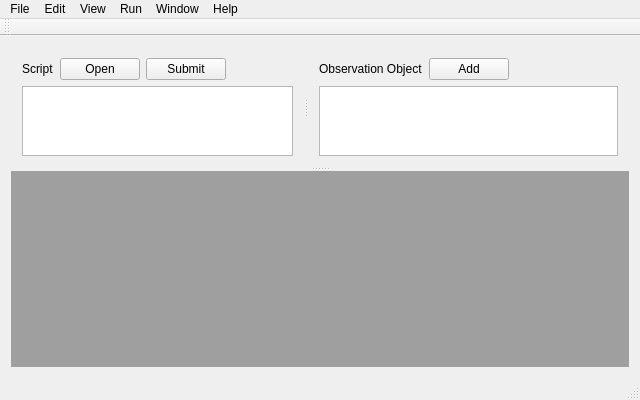
tweedia/Tweedia, file src/Tweedia/mainwindow.ui: the form before one commit.
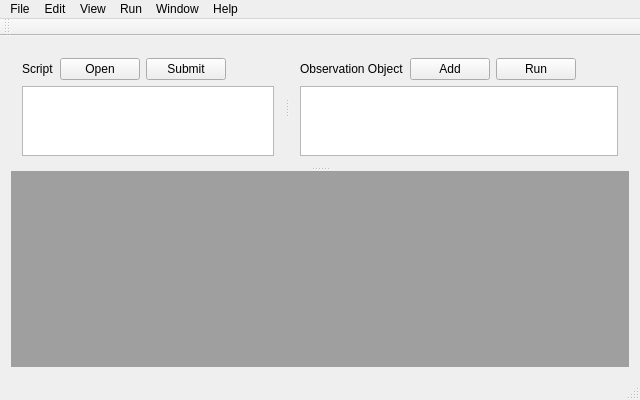
The form after the commit.

Commit message: Add Run button

What changed in the file:
```diff
--- a/src/Tweedia/mainwindow.ui
+++ b/src/Tweedia/mainwindow.ui
@@ -73,6 +73,13 @@
        </widget>
        <widget class="QWidget" name="layoutWidget">
         <layout class="QGridLayout" name="gridLayout_2">
+         <item row="0" column="2">
+          <widget class="QPushButton" name="pushButton_4">
+           <property name="text">
+            <string>Run</string>
+           </property>
+          </widget>
+         </item>
          <item row="0" column="0">
           <widget class="QLabel" name="label">
            <property name="text">
@@ -87,19 +94,6 @@
            </property>
           </widget>
          </item>
-         <item row="0" column="2">
-          <spacer name="horizontalSpacer_2">
-           <property name="orientation">
-            <enum>Qt::Horizontal</enum>
-           </property>
-           <property name="sizeHint" stdset="0">
-            <size>
-             <width>40</width>
-             <height>20</height>
-            </size>
-           </property>
-          </spacer>
-         </item>
          <item row="0" column="3">
           <spacer name="horizontalSpacer">
            <property name="orientation">
```
The commit also changes 2 other files.
